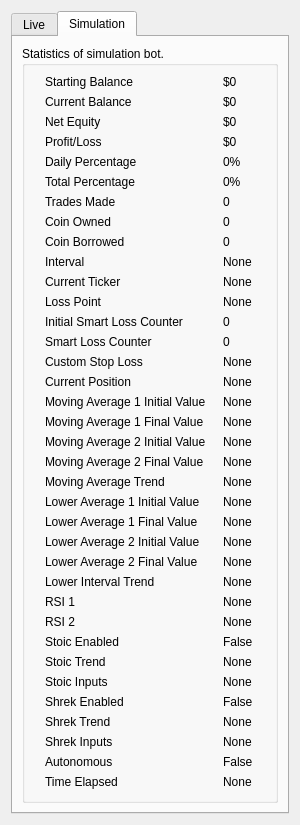
Qt form UI/statistics.ui (ZENALC/algobot) before a commit.
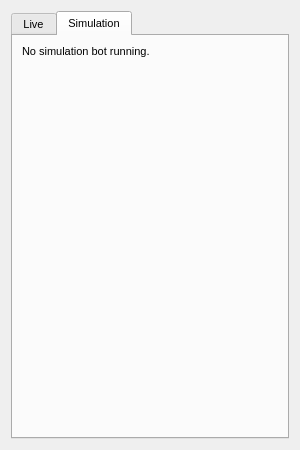
The same form after that commit. The open tabs and pages were chosen to show the change.

Commit message: cleaned up statistics ui and logic

Diff of the .ui file:
```diff
--- a/UI/statistics.ui
+++ b/UI/statistics.ui
@@ -7,7 +7,7 @@
     <x>0</x>
     <y>0</y>
     <width>300</width>
-    <height>790</height>
+    <height>450</height>
    </rect>
   </property>
   <property name="sizePolicy">
@@ -16,12 +16,23 @@
     <verstretch>0</verstretch>
    </sizepolicy>
   </property>
-  <property name="maximumSize">
+  <property name="minimumSize">
    <size>
     <width>300</width>
+    <height>400</height>
+   </size>
+  </property>
+  <property name="maximumSize">
+   <size>
+    <width>450</width>
     <height>900</height>
    </size>
   </property>
+  <property name="font">
+   <font>
+    <pointsize>8</pointsize>
+   </font>
+  </property>
   <property name="windowTitle">
    <string>Statistics</string>
   </property>
@@ -742,705 +753,15 @@
       <attribute name="title">
        <string>Simulation</string>
       </attribute>
-      <layout class="QGridLayout" name="gridLayout_4">
-       <item row="0" column="0">
-        <widget class="QGroupBox" name="simGroupBox">
-         <property name="maximumSize">
-          <size>
-           <width>16777215</width>
-           <height>16777215</height>
-          </size>
+      <layout class="QHBoxLayout" name="horizontalLayout_2">
+       <item>
+        <widget class="QLabel" name="label_2">
+         <property name="text">
+          <string>No simulation bot running.</string>
          </property>
-         <property name="title">
-          <string>Statistics of simulation bot.</string>
+         <property name="alignment">
+          <set>Qt::AlignLeading|Qt::AlignLeft|Qt::AlignTop</set>
          </property>
-         <layout class="QGridLayout" name="gridLayout_3">
-          <item row="17" column="0">
-           <widget class="QLabel" name="simulationCurrentPositionLabel">
-            <property name="sizePolicy">
-             <sizepolicy hsizetype="Fixed" vsizetype="Fixed">
-              <horstretch>0</horstretch>
-              <verstretch>0</verstretch>
-             </sizepolicy>
-            </property>
-            <property name="text">
-             <string>Current Position</string>
-            </property>
-           </widget>
-          </item>
-          <item row="13" column="0">
-           <widget class="QLabel" name="simulationLossPointLabel">
-            <property name="sizePolicy">
-             <sizepolicy hsizetype="Fixed" vsizetype="Fixed">
-              <horstretch>0</horstretch>
-              <verstretch>0</verstretch>
-             </sizepolicy>
-            </property>
-            <property name="text">
-             <string>Loss Point</string>
-            </property>
-           </widget>
-          </item>
-          <item row="4" column="1">
-           <widget class="QLabel" name="simulationProfitLossValue">
-            <property name="sizePolicy">
-             <sizepolicy hsizetype="Fixed" vsizetype="Preferred">
-              <horstretch>0</horstretch>
-              <verstretch>0</verstretch>
-             </sizepolicy>
-            </property>
-            <property name="text">
-             <string>$0</string>
-            </property>
-           </widget>
-          </item>
-          <item row="21" column="1">
-           <widget class="QLabel" name="simulationNextFinalMovingAverageValue">
-            <property name="sizePolicy">
-             <sizepolicy hsizetype="Fixed" vsizetype="Preferred">
-              <horstretch>0</horstretch>
-              <verstretch>0</verstretch>
-             </sizepolicy>
-            </property>
-            <property name="text">
-             <string>None</string>
-            </property>
-           </widget>
-          </item>
-          <item row="19" column="0">
-           <widget class="QLabel" name="simulationBaseFinalMovingAverageLabel">
-            <property name="sizePolicy">
-             <sizepolicy hsizetype="Fixed" vsizetype="Fixed">
-              <horstretch>0</horstretch>
-              <verstretch>0</verstretch>
-             </sizepolicy>
-            </property>
-            <property name="text">
-             <string>Moving Average 1 Final Value</string>
-            </property>
-           </widget>
-          </item>
-          <item row="15" column="1">
-           <widget class="QLabel" name="simulationSmartLossCounterValue">
-            <property name="text">
-             <string>0</string>
-            </property>
-           </widget>
-          </item>
-          <item row="26" column="0">
-           <widget class="QLabel" name="simulationLowerNextFinalLabel">
-            <property name="text">
-             <string>Lower Average 2 Final Value</string>
-            </property>
-           </widget>
-          </item>
-          <item row="0" column="1">
-           <widget class="QLabel" name="simulationStartingBalanceValue">
-            <property name="sizePolicy">
-             <sizepolicy hsizetype="Fixed" vsizetype="Preferred">
-              <horstretch>0</horstretch>
-              <verstretch>0</verstretch>
-             </sizepolicy>
-            </property>
-            <property name="text">
-             <string>$0</string>
-            </property>
-           </widget>
-          </item>
-          <item row="15" column="0">
-           <widget class="QLabel" name="simulationSmartLossCounter">
-            <property name="text">
-             <string>Smart Loss Counter</string>
-            </property>
-           </widget>
-          </item>
-          <item row="5" column="0">
-           <widget class="QLabel" name="simulationDailyPercentageLabel">
-            <property name="text">
-             <string>Daily Percentage</string>
-            </property>
-           </widget>
-          </item>
-          <item row="7" column="0">
-           <widget class="QLabel" name="simulationTradesLabel">
-            <property name="sizePolicy">
-             <sizepolicy hsizetype="Fixed" vsizetype="Fixed">
-              <horstretch>0</horstretch>
-              <verstretch>0</verstretch>
-             </sizepolicy>
-            </property>
-            <property name="text">
-             <string>Trades Made</string>
-            </property>
-           </widget>
-          </item>
-          <item row="8" column="1" rowspan="2">
-           <widget class="QLabel" name="simulationCoinOwnedValue">
-            <property name="sizePolicy">
-             <sizepolicy hsizetype="Fixed" vsizetype="Preferred">
-              <horstretch>0</horstretch>
-              <verstretch>0</verstretch>
-             </sizepolicy>
-            </property>
-            <property name="text">
-             <string>0</string>
-            </property>
-           </widget>
-          </item>
-          <item row="33" column="1">
-           <widget class="QLabel" name="simulationStoicInputsValue">
-            <property name="text">
-             <string>None</string>
-            </property>
-           </widget>
-          </item>
-          <item row="20" column="1">
-           <widget class="QLabel" name="simulationNextInitialMovingAverageValue">
-            <property name="sizePolicy">
-             <sizepolicy hsizetype="Fixed" vsizetype="Preferred">
-              <horstretch>0</horstretch>
-              <verstretch>0</verstretch>
-             </sizepolicy>
-            </property>
-            <property name="text">
-             <string>None</string>
-            </property>
-           </widget>
-          </item>
-          <item row="6" column="1">
-           <widget class="QLabel" name="simulationPercentageValue">
-            <property name="text">
-             <string>0%</string>
-            </property>
-           </widget>
-          </item>
-          <item row="32" column="1">
-           <widget class="QLabel" name="simulationStoicTrendValue">
-            <property name="text">
-             <string>None</string>
-            </property>
-           </widget>
-          </item>
-          <item row="16" column="1">
-           <widget class="QLabel" name="simulationCustomStopPointValue">
-            <property name="text">
-             <string>None</string>
-            </property>
-           </widget>
-          </item>
-          <item row="21" column="0">
-           <widget class="QLabel" name="simulationNextFinalMovingAverageLabel">
-            <property name="sizePolicy">
-             <sizepolicy hsizetype="Fixed" vsizetype="Fixed">
-              <horstretch>0</horstretch>
-              <verstretch>0</verstretch>
-             </sizepolicy>
-            </property>
-            <property name="text">
-             <string>Moving Average 2 Final Value</string>
-            </property>
-           </widget>
-          </item>
-          <item row="4" column="0">
-           <widget class="QLabel" name="simulationProfitLossLabel">
-            <property name="sizePolicy">
-             <sizepolicy hsizetype="Fixed" vsizetype="Fixed">
-              <horstretch>0</horstretch>
-              <verstretch>0</verstretch>
-             </sizepolicy>
-            </property>
-            <property name="text">
-             <string>Profit/Loss</string>
-            </property>
-           </widget>
-          </item>
-          <item row="12" column="1">
-           <widget class="QLabel" name="simulationCurrentTickerValue">
-            <property name="sizePolicy">
-             <sizepolicy hsizetype="Fixed" vsizetype="Preferred">
-              <horstretch>0</horstretch>
-              <verstretch>0</verstretch>
-             </sizepolicy>
-            </property>
-            <property name="text">
-             <string>None</string>
-            </property>
-           </widget>
-          </item>
-          <item row="6" column="0">
-           <widget class="QLabel" name="simulationPercentageLabel">
-            <property name="text">
-             <string>Total Percentage</string>
-            </property>
-           </widget>
-          </item>
-          <item row="19" column="1">
-           <widget class="QLabel" name="simulationBaseFinalMovingAverageValue">
-            <property name="sizePolicy">
-             <sizepolicy hsizetype="Fixed" vsizetype="Preferred">
-              <horstretch>0</horstretch>
-              <verstretch>0</verstretch>
-             </sizepolicy>
-            </property>
-            <property name="text">
-             <string>None</string>
-            </property>
-           </widget>
-          </item>
-          <item row="10" column="0">
-           <widget class="QLabel" name="simulationCoinOwedLabel">
-            <property name="sizePolicy">
-             <sizepolicy hsizetype="Fixed" vsizetype="Fixed">
-              <horstretch>0</horstretch>
-              <verstretch>0</verstretch>
-             </sizepolicy>
-            </property>
-            <property name="text">
-             <string>Coin Borrowed</string>
-            </property>
-           </widget>
-          </item>
-          <item row="39" column="0">
-           <spacer name="verticalSpacer">
-            <property name="orientation">
-             <enum>Qt::Vertical</enum>
-            </property>
-            <property name="sizeHint" stdset="0">
-             <size>
-              <width>20</width>
-              <height>40</height>
-             </size>
-            </property>
-           </spacer>
-          </item>
-          <item row="18" column="0">
-           <widget class="QLabel" name="simulationBaseInitialMovingAverageLabel">
-            <property name="sizePolicy">
-             <sizepolicy hsizetype="Fixed" vsizetype="Fixed">
-              <horstretch>0</horstretch>
-              <verstretch>0</verstretch>
-             </sizepolicy>
-            </property>
-            <property name="text">
-             <string>Moving Average 1 Initial Value</string>
-            </property>
-           </widget>
-          </item>
-          <item row="2" column="1">
-           <widget class="QLabel" name="simulationNetValue">
-            <property name="sizePolicy">
-             <sizepolicy hsizetype="Fixed" vsizetype="Preferred">
-              <horstretch>0</horstretch>
-              <verstretch>0</verstretch>
-             </sizepolicy>
-            </property>
-            <property name="text">
-             <string>$0</string>
-            </property>
-           </widget>
-          </item>
-          <item row="2" column="0">
-           <widget class="QLabel" name="simulationNetLabel">
-            <property name="sizePolicy">
-             <sizepolicy hsizetype="Fixed" vsizetype="Fixed">
-              <horstretch>0</horstretch>
-              <verstretch>0</verstretch>
-             </sizepolicy>
-            </property>
-            <property name="text">
-             <string>Net Equity</string>
-            </property>
-           </widget>
-          </item>
-          <item row="12" column="0">
-           <widget class="QLabel" name="simulationCurrentTickerLabel">
-            <property name="sizePolicy">
-             <sizepolicy hsizetype="Fixed" vsizetype="Fixed">
-              <horstretch>0</horstretch>
-              <verstretch>0</verstretch>
-             </sizepolicy>
-            </property>
-            <property name="text">
-             <string>Current Ticker</string>
-            </property>
-           </widget>
-          </item>
-          <item row="8" column="0" rowspan="2">
-           <widget class="QLabel" name="simulationCoinOwnedLabel">
-            <property name="sizePolicy">
-             <sizepolicy hsizetype="Fixed" vsizetype="Fixed">
-              <horstretch>0</horstretch>
-              <verstretch>0</verstretch>
-             </sizepolicy>
-            </property>
-            <property name="text">
-             <string>Coin Owned</string>
-            </property>
-           </widget>
-          </item>
-          <item row="17" column="1">
-           <widget class="QLabel" name="simulationCurrentPositionValue">
-            <property name="sizePolicy">
-             <sizepolicy hsizetype="Fixed" vsizetype="Preferred">
-              <horstretch>0</horstretch>
-              <verstretch>0</verstretch>
-             </sizepolicy>
-            </property>
-            <property name="text">
-             <string>None</string>
-            </property>
-           </widget>
-          </item>
-          <item row="0" column="0">
-           <widget class="QLabel" name="simulationStartingBalanceLabel">
-            <property name="sizePolicy">
-             <sizepolicy hsizetype="Fixed" vsizetype="Fixed">
-              <horstretch>0</horstretch>
-              <verstretch>0</verstretch>
-             </sizepolicy>
-            </property>
-            <property name="text">
-             <string>Starting Balance</string>
-            </property>
-           </widget>
-          </item>
-          <item row="37" column="1">
-           <widget class="QLabel" name="simulationAutonomousValue">
-            <property name="sizePolicy">
-             <sizepolicy hsizetype="Fixed" vsizetype="Preferred">
-              <horstretch>0</horstretch>
-              <verstretch>0</verstretch>
-             </sizepolicy>
-            </property>
-            <property name="text">
-             <string>False</string>
-            </property>
-           </widget>
-          </item>
-          <item row="13" column="1">
-           <widget class="QLabel" name="simulationLossPointValue">
-            <property name="sizePolicy">
-             <sizepolicy hsizetype="Fixed" vsizetype="Preferred">
-              <horstretch>0</horstretch>
-              <verstretch>0</verstretch>
-             </sizepolicy>
-            </property>
-            <property name="text">
-             <string>None</string>
-            </property>
-           </widget>
-          </item>
-          <item row="32" column="0">
-           <widget class="QLabel" name="simulationStoicTrendLabel">
-            <property name="text">
-             <string>Stoic Trend</string>
-            </property>
-           </widget>
-          </item>
-          <item row="31" column="0">
-           <widget class="QLabel" name="simulationStoicEnabledLabel">
-            <property name="text">
-             <string>Stoic Enabled</string>
-            </property>
-           </widget>
-          </item>
-          <item row="10" column="1">
-           <widget class="QLabel" name="simulationCoinOwedValue">
-            <property name="sizePolicy">
-             <sizepolicy hsizetype="Fixed" vsizetype="Preferred">
-              <horstretch>0</horstretch>
-              <verstretch>0</verstretch>
-             </sizepolicy>
-            </property>
-            <property name="text">
-             <string>0</string>
-            </property>
-           </widget>
-          </item>
-          <item row="7" column="1">
-           <widget class="QLabel" name="simulationTradesMadeValue">
-            <property name="sizePolicy">
-             <sizepolicy hsizetype="Fixed" vsizetype="Preferred">
-              <horstretch>0</horstretch>
-              <verstretch>0</verstretch>
-             </sizepolicy>
-            </property>
-            <property name="text">
-             <string>0</string>
-            </property>
-           </widget>
-          </item>
-          <item row="20" column="0">
-           <widget class="QLabel" name="simulationNextInitialMovingAverageLabel">
-            <property name="sizePolicy">
-             <sizepolicy hsizetype="Fixed" vsizetype="Fixed">
-              <horstretch>0</horstretch>
-              <verstretch>0</verstretch>
-             </sizepolicy>
-            </property>
-            <property name="text">
-             <string>Moving Average 2 Initial Value</string>
-            </property>
-           </widget>
-          </item>
-          <item row="37" column="0">
-           <widget class="QLabel" name="simulationAutonomousLabel">
-            <property name="sizePolicy">
-             <sizepolicy hsizetype="Fixed" vsizetype="Fixed">
-              <horstretch>0</horstretch>
-              <verstretch>0</verstretch>
-             </sizepolicy>
-            </property>
-            <property name="text">
-             <string>Autonomous</string>
-            </property>
-           </widget>
-          </item>
-          <item row="38" column="0">
-           <widget class="QLabel" name="simulationElapsedLabel">
-            <property name="text">
-             <string>Time Elapsed</string>
-            </property>
-           </widget>
-          </item>
-          <item row="1" column="1">
-           <widget class="QLabel" name="simulationCurrentBalanceValue">
-            <property name="text">
-             <string>$0</string>
-            </property>
-           </widget>
-          </item>
-          <item row="31" column="1">
-           <widget class="QLabel" name="simulationStoicEnabledValue">
-            <property name="text">
-             <string>False</string>
-            </property>
-           </widget>
-          </item>
-          <item row="5" column="1">
-           <widget class="QLabel" name="simulationDailyPercentageValue">
-            <property name="text">
-             <string>0%</string>
-            </property>
-           </widget>
-          </item>
-          <item row="1" column="0">
-           <widget class="QLabel" name="simulationCurrentBalanceLabel">
-            <property name="text">
-             <string>Current Balance</string>
-            </property>
-           </widget>
-          </item>
-          <item row="24" column="1">
-           <widget class="QLabel" name="simulationLowerFinalValue">
-            <property name="text">
-             <string>None</string>
-            </property>
-           </widget>
-          </item>
-          <item row="38" column="1">
-           <widget class="QLabel" name="simulationElapsedValue">
-            <property name="text">
-             <string>None</string>
-            </property>
-           </widget>
-          </item>
-          <item row="23" column="1">
-           <widget class="QLabel" name="simulationLowerInitialValue">
-            <property name="text">
-             <string>None</string>
-            </property>
-           </widget>
-          </item>
-          <item row="33" column="0">
-           <widget class="QLabel" name="simulationStoicInputsLabel">
-            <property name="text">
-             <string>Stoic Inputs</string>
-            </property>
-           </widget>
-          </item>
-          <item row="16" column="0">
-           <widget class="QLabel" name="simulationCustomStopPointLabel">
-            <property name="text">
-             <string>Custom Stop Loss</string>
-            </property>
-           </widget>
-          </item>
-          <item row="23" column="0">
-           <widget class="QLabel" name="simulationLowerInitialLabel">
-            <property name="text">
-             <string>Lower Average 1 Initial Value</string>
-            </property>
-           </widget>
-          </item>
-          <item row="30" column="0">
-           <widget class="QLabel" name="simulationRsi2Label">
-            <property name="text">
-             <string>RSI 2</string>
-            </property>
-           </widget>
-          </item>
-          <item row="22" column="0">
-           <widget class="QLabel" name="simulationMovingAverageTrendLabel">
-            <property name="text">
-             <string>Moving Average Trend</string>
-            </property>
-           </widget>
-          </item>
-          <item row="29" column="0">
-           <widget class="QLabel" name="simulationRsi1Label">
-            <property name="text">
-             <string>RSI 1</string>
-            </property>
-           </widget>
-          </item>
-          <item row="30" column="1">
-           <widget class="QLabel" name="simulationRsi2Value">
-            <property name="text">
-             <string>None</string>
-            </property>
-           </widget>
-          </item>
-          <item row="18" column="1">
-           <widget class="QLabel" name="simulationBaseInitialMovingAverageValue">
-            <property name="sizePolicy">
-             <sizepolicy hsizetype="Fixed" vsizetype="Preferred">
-              <horstretch>0</horstretch>
-              <verstretch>0</verstretch>
-             </sizepolicy>
-            </property>
-            <property name="text">
-             <string>None</string>
-            </property>
-           </widget>
-          </item>
-          <item row="22" column="1">
-           <widget class="QLabel" name="simulationMovingAverageTrendValue">
-            <property name="text">
-             <string>None</string>
-            </property>
-           </widget>
-          </item>
-          <item row="11" column="1">
-           <widget class="QLabel" name="simulationIntervalValue">
-            <property name="text">
-             <string>None</string>
-            </property>
-           </widget>
-          </item>
-          <item row="29" column="1">
-           <widget class="QLabel" name="simulationRsi1Value">
-            <property name="text">
-             <string>None</string>
-            </property>
-           </widget>
-          </item>
-          <item row="28" column="0">
-           <widget class="QLabel" name="simulationLowerIntervalTrendLabel">
-            <property name="text">
-             <string>Lower Interval Trend</string>
-            </property>
-           </widget>
-          </item>
-          <item row="11" column="0">
-           <widget class="QLabel" name="simulationIntervalLabel">
-            <property name="text">
-             <string>Interval</string>
-            </property>
-           </widget>
-          </item>
-          <item row="24" column="0">
-           <widget class="QLabel" name="simulationLowerFinalLabel">
-            <property name="text">
-             <string>Lower Average 1 Final Value</string>
-            </property>
-           </widget>
-          </item>
-          <item row="26" column="1">
-           <widget class="QLabel" name="simulationLowerNextFinalValue">
-            <property name="text">
-             <string>None</string>
-            </property>
-           </widget>
-          </item>
-          <item row="14" column="0">
-           <widget class="QLabel" name="simulationInitialSmartLossCounter">
-            <property name="text">
-             <string>Initial Smart Loss Counter</string>
-            </property>
-           </widget>
-          </item>
-          <item row="25" column="0">
-           <widget class="QLabel" name="simulationLowerNextInitialLabel">
-            <property name="text">
-             <string>Lower Average 2 Initial Value</string>
-            </property>
-           </widget>
-          </item>
-          <item row="14" column="1">
-           <widget class="QLabel" name="simulationInitialSmartLossCounterValue">
-            <property name="text">
-             <string>0</string>
-            </property>
-           </widget>
-          </item>
-          <item row="28" column="1">
-           <widget class="QLabel" name="simulationLowerIntervalTrendValue">
-            <property name="text">
-             <string>None</string>
-            </property>
-           </widget>
-          </item>
-          <item row="25" column="1">
-           <widget class="QLabel" name="simulationLowerNextInitialValue">
-            <property name="text">
-             <string>None</string>
-            </property>
-           </widget>
-          </item>
-          <item row="34" column="0">
-           <widget class="QLabel" name="simulationShrekEnabledLabel">
-            <property name="text">
-             <string>Shrek Enabled</string>
-            </property>
-           </widget>
-          </item>
-          <item row="35" column="0">
-           <widget class="QLabel" name="simulationShrekTrendLabel">
-            <property name="text">
-             <string>Shrek Trend</string>
-            </property>
-           </widget>
-          </item>
-          <item row="36" column="0">
-           <widget class="QLabel" name="simulationShrekInputsLabel">
-            <property name="text">
-             <string>Shrek Inputs</string>
-            </property>
-           </widget>
-          </item>
-          <item row="34" column="1">
-           <widget class="QLabel" name="simulationShrekEnabledValue">
-            <property name="text">
-             <string>False</string>
-            </property>
-           </widget>
-          </item>
-          <item row="35" column="1">
-           <widget class="QLabel" name="simulationShrekTrendValue">
-            <property name="text">
-             <string>None</string>
-            </property>
-           </widget>
-          </item>
-          <item row="36" column="1">
-           <widget class="QLabel" name="simulationShrekInputsValue">
-            <property name="text">
-             <string>None</string>
-            </property>
-           </widget>
-          </item>
-         </layout>
         </widget>
        </item>
       </layout>
```
Left out of the diff: 704 changed lines with no effect on the pictures. The commit also changes 8 other files.
